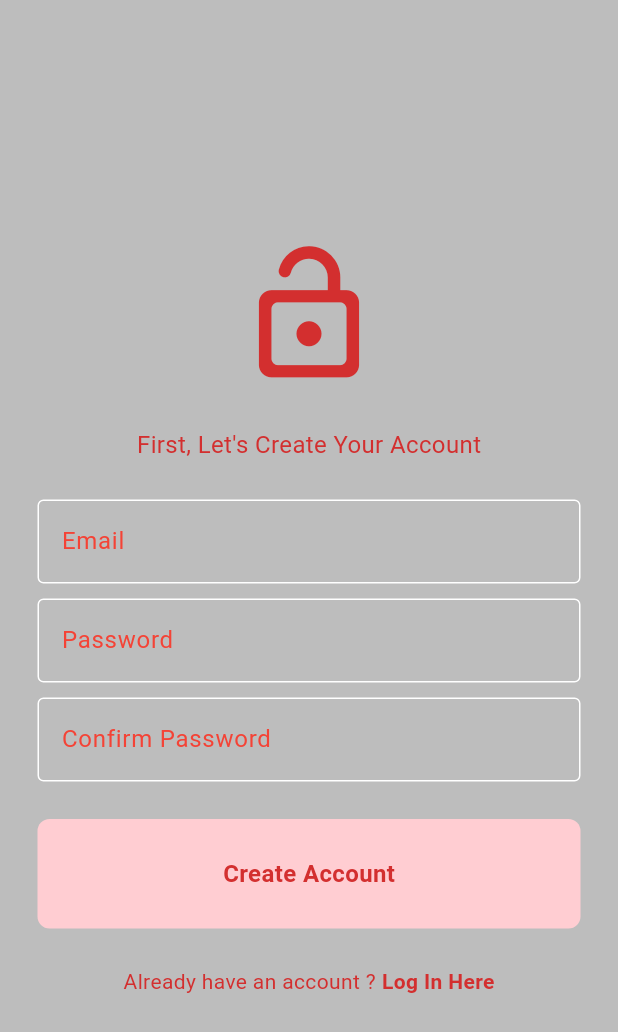
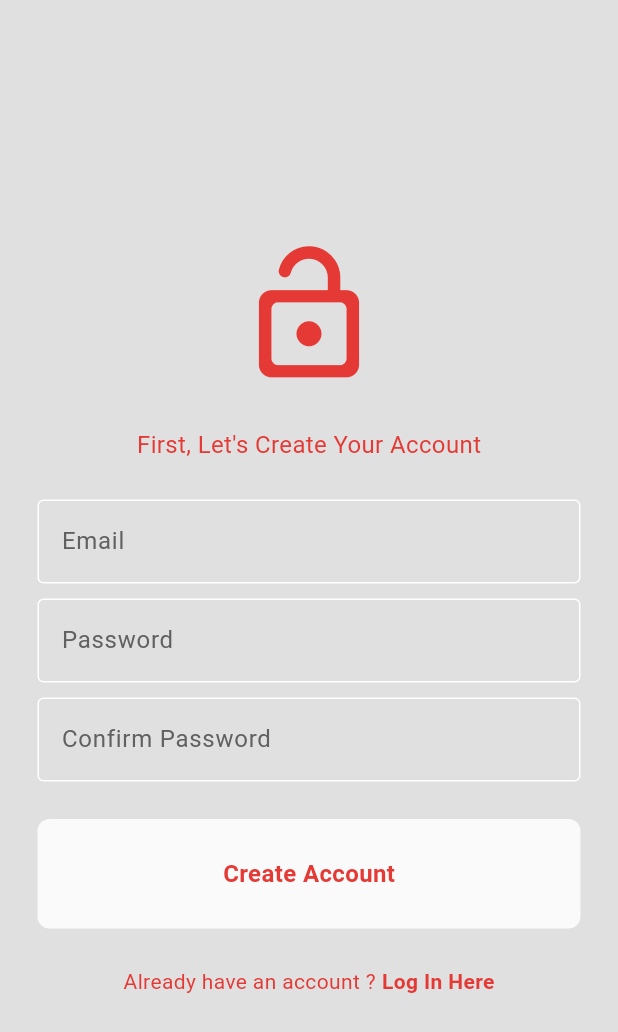
Before and after one commit to GeoffNderitu/MsFoodApp, a Flutter app: the RegisterPage screen opened directly, on a phone screen of 412 x 824 dp. Shown: the top 1032 px of the screen. Run offline on Flutter 3.47's test engine with Material 3 defaults, Android fonts, the light colour scheme and no system bars.

Commit message:
Adjustments to color

```diff
--- a/lib/themes/light_mode.dart
+++ b/lib/themes/light_mode.dart
@@ -2,10 +2,10 @@ import 'package:flutter/material.dart';
 
 ThemeData lightMode = ThemeData(
   colorScheme: ColorScheme.light(
-    background: Colors.grey.shade400,
-    primary: Colors.red.shade500,
-    secondary: Colors.red.shade100,
+    background: Colors.grey.shade300,
+    primary: Colors.grey.shade700,
+    secondary: Colors.grey.shade50,
     tertiary: Colors.white,
-    inversePrimary: Colors.red.shade700
+    inversePrimary: Colors.red.shade600
   )
 );
```
